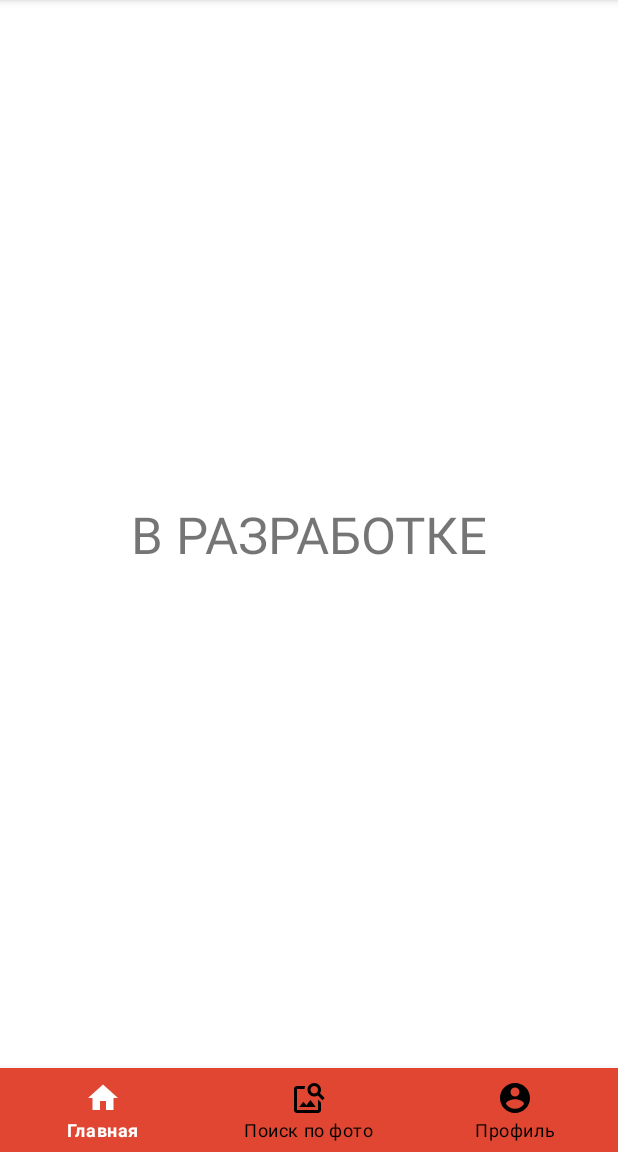
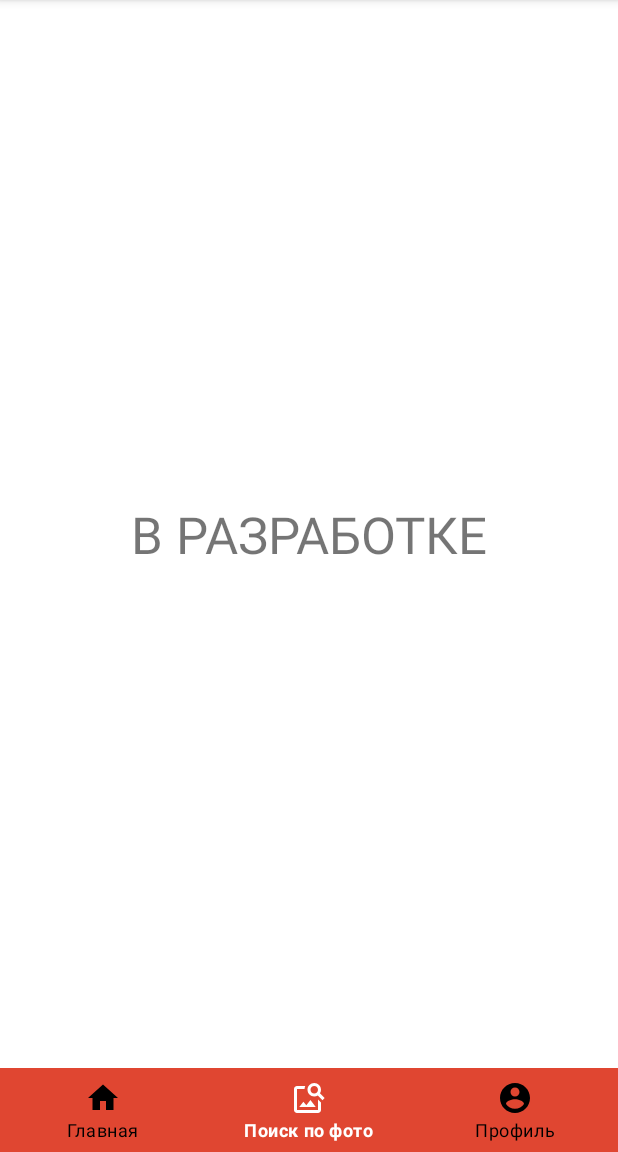
Before and after one commit to HSE-hairdressers/Tindercut, an Android app: the HomeActivity screen opened directly, with no data from a screen before it, on a phone screen of 412 x 824 dp, the part 84-1236 px from its top. Run offline under Robolectric (Android 15) with nearby library versions, the phone set to English and light mode, and no system bars; 2 statements that could not run were skipped.

Commit message:
navigation bar replacement

```diff
--- a/app/src/main/java/com/example/tindercut/MainActivity.java
+++ b/app/src/main/java/com/example/tindercut/MainActivity.java
@@ -27,6 +27,7 @@ import android.widget.Toast;
 import androidx.appcompat.app.AppCompatActivity;
 import androidx.core.app.ActivityCompat;
 import androidx.core.content.ContextCompat;
+import androidx.fragment.app.FragmentTransaction;
 
 import com.android.volley.Request;
 import com.android.volley.RequestQueue;
@@ -34,6 +35,7 @@ import com.android.volley.Response;
 import com.android.volley.error.VolleyError;
 import com.android.volley.request.SimpleMultiPartRequest;
 import com.android.volley.toolbox.Volley;
+import com.example.tindercut.ui.navigation.NavigationFragment;
 import com.google.android.material.bottomnavigation.BottomNavigationView;
 import com.google.android.material.navigation.NavigationBarView;
 import com.hbisoft.pickit.PickiT;
@@ -64,7 +66,6 @@ public class MainActivity extends AppCompatActivity implements PickiTCallbacks {
     protected void onCreate(Bundle savedInstanceState) {
         super.onCreate(savedInstanceState);
         setContentView(R.layout.activity_main);
-
 
         pickIt = new PickiT(this, this, this);
 
--- a/app/src/main/java/com/example/tindercut/ui/navigation/NavigationFragment.java
+++ b/app/src/main/java/com/example/tindercut/ui/navigation/NavigationFragment.java
@@ -13,12 +13,14 @@ import androidx.fragment.app.Fragment;
 
 import com.example.tindercut.HairdresserActivity;
 import com.example.tindercut.HomeActivity;
+import com.example.tindercut.MainActivity;
 import com.example.tindercut.R;
 import com.google.android.material.bottomnavigation.BottomNavigationView;
 
 public class NavigationFragment extends Fragment implements View.OnClickListener {
 
-    BottomNavigationView bottomNavigationView;
+    private BottomNavigationView bottomNavigationView;
+    private int item_id;
 
     @Override
     public View onCreateView(LayoutInflater inflater, ViewGroup container,
@@ -29,6 +31,23 @@ public class NavigationFragment extends Fragment implements View.OnClickListener
         bottomNavigationView = view.findViewById(R.id.bottom_navigator);
         bottomNavigationView.setSelectedItemId(R.id.navigation_searchphoto);
 
+
+        bottomNavigationView.setOnNavigationItemSelectedListener(new BottomNavigationView.OnNavigationItemSelectedListener() {
+            @Override
+            public boolean onNavigationItemSelected(@NonNull MenuItem item) {
+                switch (item.getItemId()){
+                    case R.id.navigation_searchphoto:
+                        return true;
+                    case R.id.navigation_profile:
+                        return true;
+                    case R.id.navigation_home:
+                        return true;
+                }
+                return false;
+            }
+
+        });
+
         return view;
     }
 
--- a/app/src/main/res/layout/activity_home.xml
+++ b/app/src/main/res/layout/activity_home.xml
@@ -6,30 +6,27 @@
     android:layout_height="match_parent"
     tools:context=".HomeActivity">
 
-    <com.google.android.material.bottomnavigation.BottomNavigationView
-        android:id="@+id/bottom_navigator"
-        android:layout_width="match_parent"
-        android:layout_height="wrap_content"
-        app:itemBackground="@color/red_peach"
-        app:itemIconTint="@drawable/selector"
-        app:itemTextColor="@drawable/selector"
-        app:layout_constraintBottom_toBottomOf="parent"
-        app:layout_constraintEnd_toEndOf="parent"
-        app:layout_constraintHorizontal_bias="0.0"
-        app:layout_constraintStart_toStartOf="parent"
-        app:menu="@menu/bottom_nav_menu"></com.google.android.material.bottomnavigation.BottomNavigationView>
-
     <TextView
         android:id="@+id/textView"
         android:layout_width="wrap_content"
         android:layout_height="wrap_content"
         android:text="В РАЗРАБОТКЕ"
         android:textSize="34sp"
-        app:layout_constraintBottom_toTopOf="@+id/bottom_navigator"
+        app:layout_constraintBottom_toTopOf="@+id/fragmentContainerView3"
         app:layout_constraintEnd_toEndOf="parent"
-        app:layout_constraintHorizontal_bias="0.5"
         app:layout_constraintStart_toStartOf="parent"
         app:layout_constraintTop_toTopOf="parent"
         app:layout_constraintVertical_bias="0.5" />
 
+    <androidx.fragment.app.FragmentContainerView
+        android:id="@+id/fragmentContainerView3"
+        android:name="com.example.tindercut.ui.navigation.NavigationFragment"
+        android:layout_width="wrap_content"
+        android:layout_height="wrap_content"
+        app:layout_constraintBottom_toBottomOf="parent"
+        app:layout_constraintEnd_toEndOf="parent"
+        app:layout_constraintHorizontal_bias="0.5"
+        app:layout_constraintStart_toStartOf="parent"
+        tools:layout="@layout/fragment_navigation" />
+
 </androidx.constraintlayout.widget.ConstraintLayout>
--- a/app/src/main/res/layout/activity_main.xml
+++ b/app/src/main/res/layout/activity_main.xml
@@ -46,12 +46,12 @@
     <androidx.fragment.app.FragmentContainerView
         android:id="@+id/fragmentContainerView"
         android:name="com.example.tindercut.ui.navigation.NavigationFragment"
-        android:layout_width="0dp"
-        android:layout_height="0dp"
+        android:layout_width="wrap_content"
+        android:layout_height="wrap_content"
         app:layout_constraintBottom_toBottomOf="parent"
         app:layout_constraintEnd_toEndOf="parent"
         app:layout_constraintHorizontal_bias="0.5"
         app:layout_constraintStart_toStartOf="parent"
-        app:layout_constraintTop_toBottomOf="parent" />
+        tools:layout="@layout/fragment_navigation" />
 
 </androidx.constraintlayout.widget.ConstraintLayout>
```
Also changed, not shown: app/src/main/java/com/example/tindercut/HairdresserActivity.java (+0 -23 lines), app/src/main/res/layout/activity_hairdresser.xml (+6 -8 lines).
